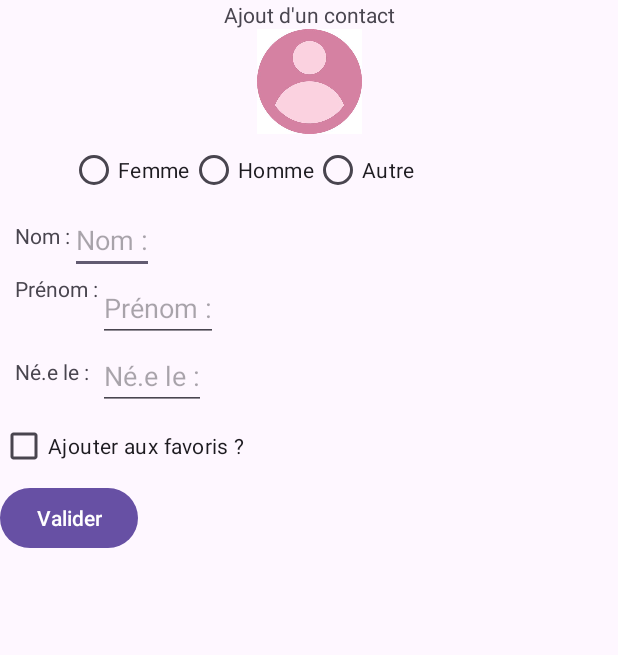
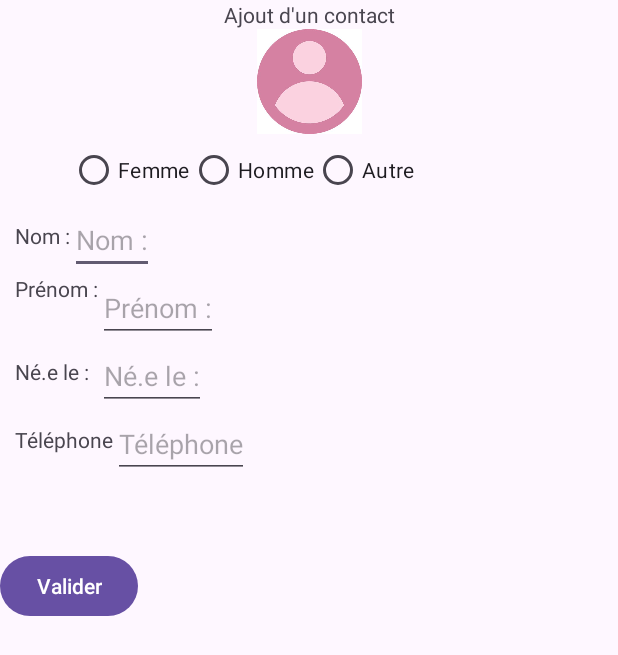
Before and after one commit to fasquelt/Kotlin_TP1, an Android app: the screen it shows after launch (AjoutContact), on a phone screen of 412 x 824 dp. Shown: the top 655 px of the screen. Run offline under Robolectric (Android 15) with nearby library versions, the phone set to English and light mode, and no system bars.

Commit message:
Ajout de l'input pour le numéro de téléphone

```diff
--- a/app/src/main/java/com/example/tp1/AjoutContact.kt
+++ b/app/src/main/java/com/example/tp1/AjoutContact.kt
@@ -73,13 +73,13 @@
     }
 
     private fun confCreation(p : String, n : String){
-        val text = "Contact : "+p+" "+n+" sauvegardé !"
+        val text = p+" "+n+" sauvegardé !"
         val duration = Toast.LENGTH_SHORT
         Toast.makeText(this, text, duration).show()
     }
 
     private fun confAddFav(p : String, n : String){
-        val text = "Contact : "+p+" "+n+" créé et ajouté aux favoris !"
+        val text = p+" "+n+" sauvegardé dans les favoris !"
         val duration = Toast.LENGTH_SHORT
         Toast.makeText(this, text, duration).show()
     }
--- a/app/src/main/res/layout/activity_ajout.xml
+++ b/app/src/main/res/layout/activity_ajout.xml
@@ -132,14 +132,39 @@
 
     </com.google.android.material.textfield.TextInputEditText>
 
+    <TextView
+        android:id="@+id/tel"
+        android:layout_width="wrap_content"
+        android:layout_height="wrap_content"
+        android:layout_margin="10dp"
+        android:clickable="false"
+        android:focusable="false"
+        android:focusableInTouchMode="false"
+        android:text="@string/tel"
+        app:layout_constraintStart_toStartOf="parent"
+        app:layout_constraintHeight="wrap_content"
+        app:layout_constraintTop_toBottomOf="@id/input3" />
+
+    <com.google.android.material.textfield.TextInputEditText
+        android:id="@+id/input4"
+        android:layout_width="wrap_content"
+        android:layout_height="wrap_content"
+        app:layout_constraintTop_toBottomOf="@+id/input3"
+        app:layout_constraintStart_toEndOf="@+id/tel"
+        android:autofillHints="Numéro de téléphone"
+        android:hint="@string/tel"
+        >
+
+    </com.google.android.material.textfield.TextInputEditText>
+
 
     <CheckBox
         android:id="@+id/bajout"
         android:layout_width="wrap_content"
         android:layout_height="wrap_content"
         android:text="@string/ajoutfav"
-        app:layout_constraintTop_toBottomOf="@id/input3"
-        app:layout_constraintStart_toStartOf="parent"/>
+        app:layout_constraintTop_toBottomOf="@id/input4"
+        app:layout_constraintStart_toEndOf="parent"/>
 
     <Button
         android:id="@+id/btnval"
--- a/app/src/main/res/values/strings.xml
+++ b/app/src/main/res/values/strings.xml
@@ -14,4 +14,5 @@
     <string name="valider">Valider</string>
     <string name="ajout_de_contact">Ajout de contact</string>
     <string name="demande_prenom">Entrez le prénom du contact</string>
+    <string name="tel">Téléphone</string>
 </resources>
```
